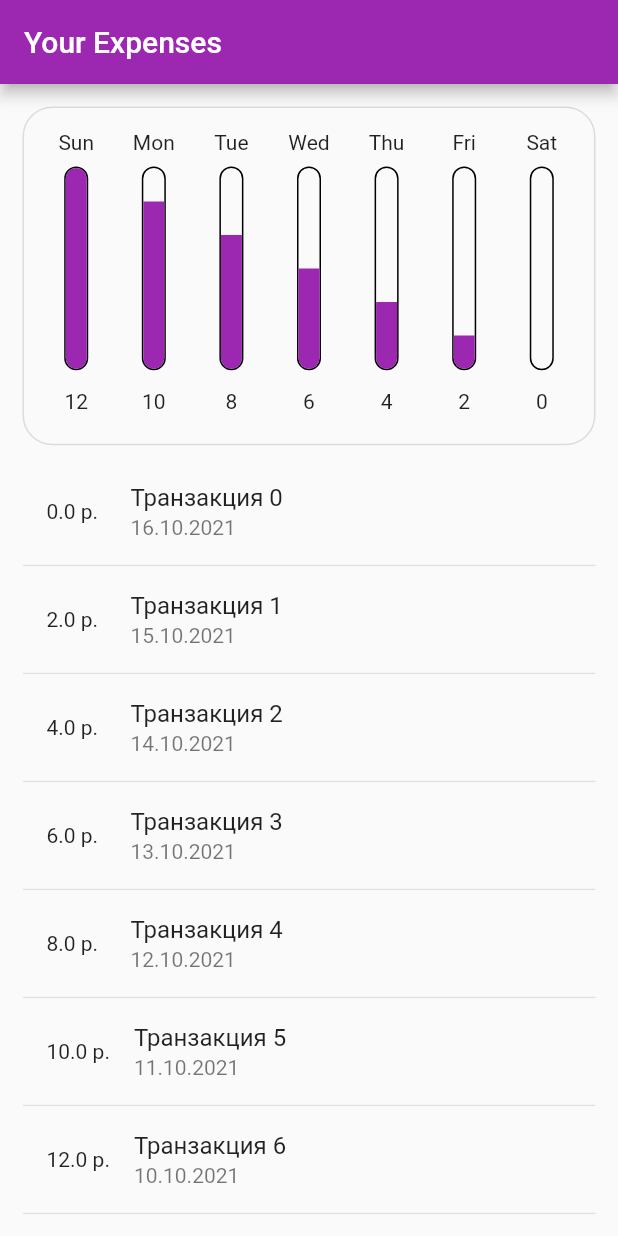
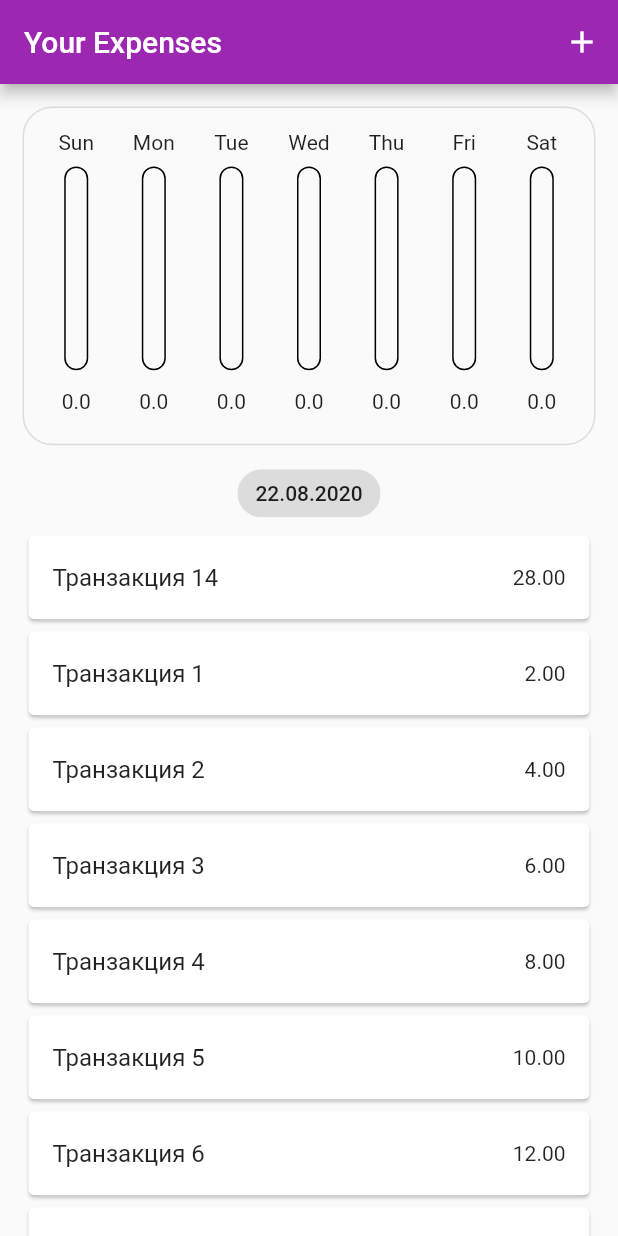
Before and after one commit to kardenvan7/MyExpensesPlanner, a Flutter app: the screen it shows after launch, on a phone screen of 412 x 824 dp. Run offline on Flutter 3.47's test engine with Material 2 defaults, Android fonts, the phone set to English and light mode, and no system bars; drawn by our look-alikes of grouped_list; our stand-ins replace easy_localization, flutter_bloc.

Commit message:
Довел до ума список транзакций, реализовал удаление транзакции (на фронте)

```diff
--- a/assets/translations/en.json
+++ b/assets/translations/en.json
@@ -1,3 +1,6 @@
 {
-  "main_appbar_title": "Your Expenses"
+  "main_appbar_title": "Your Expenses",
+  "add_transaction_title": "Add Transaction",
+  "title_input_label": "Title",
+  "amount_input_label": "Amount"
 }
--- a/assets/translations/ru.json
+++ b/assets/translations/ru.json
@@ -1,3 +1,6 @@
 {
-  "main_appbar_title": "Ваши расходы"
+  "main_appbar_title": "Ваши расходы",
+  "add_transaction_title": "Добавить транзакцию",
+  "title_input_label": "Название",
+  "amount_input_label": "Сумма"
 }
--- a/lib/cubit/last_week_transactions_cubit.dart
+++ b/lib/cubit/transactions_cubit.dart
@@ -8,23 +8,55 @@ class TransactionsCubit extends Cubit<TransactionsState> {
       : super(
           TransactionsState(
             type: TransactionsStateType.initial,
-            transactions: [],
           ),
         );
 
   final ITransactionsProvider transactionsProvider;
-  late List<Transaction> transactions;
+  final List<Transaction> _transactions = [];
 
-  double get fullAmount => transactions.fold(
+  List<Transaction> get transactions {
+    return [..._transactions];
+  }
+
+  List<Transaction> get sortedByDateTransactions {
+    final List<Transaction> sortedTransactions = transactions;
+
+    sortedTransactions
+        .sort((current, next) => current.date.compareTo(next.date));
+
+    return sortedTransactions.reversed.toList();
+  }
+
+  double get fullAmount => _transactions.fold(
       0, (previousValue, element) => element.amount + previousValue);
 
   Future<void> fetchLastTransactions() async {
-    transactions = await transactionsProvider.getLastTransactions();
+    _transactions.addAll(await transactionsProvider.getLastTransactions());
 
     emit(
       TransactionsState(
         type: TransactionsStateType.loaded,
-        transactions: transactions,
+      ),
+    );
+  }
+
+  Future<void> addTransaction(Transaction transaction) async {
+    await Future.microtask(() => _transactions.add(transaction));
+
+    emit(
+      TransactionsState(
+        type: TransactionsStateType.loaded,
+      ),
+    );
+  }
+
+  Future<void> deleteTransaction(String id) async {
+    await Future.microtask(
+        () => _transactions.removeWhere((transaction) => transaction.id == id));
+
+    emit(
+      TransactionsState(
+        type: TransactionsStateType.loaded,
       ),
     );
   }
@@ -37,17 +69,16 @@ class TransactionsCubit extends Cubit<TransactionsState> {
       now.day,
     ).subtract(const Duration(days: 6));
 
-    return transactions.where((element) {
+    return _transactions.where((element) {
       return element.date > weekBefore;
     }).toList();
   }
 }
 
 class TransactionsState {
-  final List<Transaction> transactions;
   final TransactionsStateType type;
 
-  TransactionsState({required this.type, required this.transactions});
+  TransactionsState({required this.type});
 }
 
 enum TransactionsStateType { initial, loaded }
--- a/lib/main.dart
+++ b/lib/main.dart
@@ -1,11 +1,17 @@
 import 'package:easy_localization/easy_localization.dart';
 import 'package:flutter/material.dart';
+import 'package:flutter/services.dart';
+import 'package:flutter_bloc/flutter_bloc.dart';
+import 'package:my_expenses_planner/cubit/transactions_cubit.dart';
 import 'package:my_expenses_planner/languages/config.dart';
+import 'package:my_expenses_planner/providers/transactions/mock_transactions_provider.dart';
+import 'package:my_expenses_planner/routes/add_transaction/add_transaction_screen.dart';
 import 'package:my_expenses_planner/routes/main/main_screen.dart';
 
 void main() async {
   WidgetsFlutterBinding.ensureInitialized();
   await EasyLocalization.ensureInitialized();
+  SystemChrome.setPreferredOrientations([DeviceOrientation.portraitUp]);
 
   runApp(
     const ConfiguredEasyLocalization(
@@ -19,17 +25,32 @@ class MyExpensesPlanner extends StatelessWidget {
 
   @override
   Widget build(BuildContext context) {
-    return MaterialApp(
+    return BlocProvider<TransactionsCubit>(
+      create: (BuildContext context) => TransactionsCubit(
+        transactionsProvider: MockTransactionsProvider(),
+      ), // TODO: getIt
+      child: MaterialApp(
         localizationsDelegates: context.localizationDelegates,
         supportedLocales: context.supportedLocales,
         locale: context.locale,
-      home: MainScreen(),
+        home: const MainScreen(),
         routes: {
-        MainScreen.routeName: (BuildContext context) => MainScreen(),
+          MainScreen.routeName: (BuildContext context) => const MainScreen(),
+          AddTransactionScreen.routeName: (BuildContext context) =>
+              const AddTransactionScreen(),
         },
         theme: ThemeData(
           colorScheme: Theme.of(context).colorScheme.copyWith(
                 primary: Colors.purple,
+                secondary: Colors.orangeAccent,
+              ),
+          buttonTheme: Theme.of(context).buttonTheme.copyWith(
+                colorScheme:
+                    Theme.of(context).buttonTheme.colorScheme!.copyWith(
+                          primary: Colors.orangeAccent,
+                        ),
+                buttonColor: Colors.orangeAccent,
+              ),
         ),
       ),
     );
--- a/lib/models/transaction.dart
+++ b/lib/models/transaction.dart
@@ -1,9 +1,11 @@
 class Transaction {
+  final String id;
   final DateTime date;
   final String title;
   final double amount;
 
   Transaction({
+    required this.id,
     required this.amount,
     required this.title,
     required this.date,
--- a/lib/providers/transactions/mock_transactions_provider.dart
+++ b/lib/providers/transactions/mock_transactions_provider.dart
@@ -1,3 +1,5 @@
+import 'dart:math';
+
 import 'package:my_expenses_planner/models/transaction.dart';
 import 'package:my_expenses_planner/providers/transactions/transactions_provider.dart';
 
@@ -10,11 +12,12 @@ class MockTransactionsProvider implements ITransactionsProvider {
     return List.generate(
       limit,
       (index) => Transaction(
+        id: DateTime.now().microsecondsSinceEpoch.toString(),
         amount: index * 2,
         title: 'Транзакция $index',
         date: DateTime.now().subtract(
           Duration(
-            days: index,
+            days: Random().nextInt(1000),
           ),
         ),
       ),
@@ -28,6 +31,7 @@ class MockTransactionsProvider implements ITransactionsProvider {
     return List.generate(
       7,
       (index) => Transaction(
+        id: DateTime.now().microsecondsSinceEpoch.toString(),
         amount: index * 50,
         title: 'Транзакция $index',
         date: DateTime.now().subtract(
--- a/lib/routes/main/components/app_bar.dart
+++ b/lib/routes/main/components/app_bar.dart
@@ -1,5 +1,6 @@
 import 'package:easy_localization/easy_localization.dart';
 import 'package:flutter/material.dart';
+import 'package:my_expenses_planner/routes/add_transaction/add_transaction_screen.dart';
 
 class MainScreenAppBar extends StatelessWidget implements PreferredSizeWidget {
   const MainScreenAppBar({Key? key}) : super(key: key);
@@ -11,6 +12,16 @@ class MainScreenAppBar extends StatelessWidget implements PreferredSizeWidget {
   Widget build(BuildContext context) {
     return AppBar(
       title: const Text('main_appbar_title').tr(),
+      actions: [
+        IconButton(
+          onPressed: () {
+            Navigator.pushNamed(context, AddTransactionScreen.routeName);
+          },
+          icon: Icon(
+            Icons.add,
+          ),
+        ),
+      ],
     );
   }
 }
--- a/lib/routes/main/components/last_week_transactions.dart
+++ b/lib/routes/main/components/last_week_transactions.dart
@@ -51,7 +51,6 @@ class LastWeekTransactions extends StatelessWidget {
               ),
             );
 
-              print(max);
             return OneDayTransactionsColumn(
               transactions: lastWeekTransactions
                   .where((element) => element.date.day == date.day)
@@ -61,6 +60,7 @@ class LastWeekTransactions extends StatelessWidget {
             );
           },
         ).reversed.toList(),
-        ));
+      ),
+    );
   }
 }
--- a/lib/routes/main/components/one_day_transactions_column.dart
+++ b/lib/routes/main/components/one_day_transactions_column.dart
@@ -13,10 +13,9 @@ class OneDayTransactionsColumn extends StatelessWidget {
   final String title;
   final double maxAmount;
 
-  int get amount {
-    return transactions
-        .fold(0, (previousValue, element) => element.amount)
-        .toInt();
+  double get amount {
+    return transactions.fold(
+        0, (previousValue, element) => element.amount + previousValue);
   }
 
   @override
@@ -60,7 +59,7 @@ class OneDayTransactionsColumn extends StatelessWidget {
             child: Padding(
               padding: const EdgeInsets.all(5.0),
               child: Text(
-                '$amount',
+                amount.toStringAsFixed(1),
                 softWrap: true,
               ),
             ),
--- a/lib/routes/main/components/transactions_list.dart
+++ b/lib/routes/main/components/transactions_list.dart
@@ -1,6 +1,9 @@
+import 'package:easy_localization/easy_localization.dart';
 import 'package:flutter/material.dart';
+import 'package:flutter_bloc/flutter_bloc.dart';
+import 'package:grouped_list/grouped_list.dart';
+import 'package:my_expenses_planner/cubit/transactions_cubit.dart';
 import 'package:my_expenses_planner/models/transaction.dart';
-import 'package:my_expenses_planner/routes/main/components/transactions_list_item.dart';
 
 class TransactionsList extends StatelessWidget {
   const TransactionsList({required this.transactions, Key? key})
@@ -10,30 +13,71 @@ class TransactionsList extends StatelessWidget {
 
   @override
   Widget build(BuildContext context) {
-    return SingleChildScrollView(
-      child: Column(
-        children: transactions
-            .map(
-              (transaction) => Column(
-                children: [
-                  TransactionsListItem(transaction: transaction),
-                  const Divider(
-                    height: 0,
-                  ),
-                ],
-              ),
-            )
-            .toList(),
+    return GroupedListView(
+      order: GroupedListOrder.DESC,
+      elements: transactions,
+      groupBy: (Transaction element) => DateTime(
+        element.date.year,
+        element.date.month,
+        element.date.day,
       ),
+      itemBuilder: (BuildContext context, Transaction transaction) {
+        return Dismissible(
+          key: ValueKey(transaction.id),
+          direction: DismissDirection.endToStart,
+          confirmDismiss: (DismissDirection direction) async {
+            return _onConfirmDismiss(
+              context: context,
+              direction: direction,
+              transaction: transaction,
+            );
+          },
+          onDismissed: (DismissDirection direction) {},
+          child: Card(
+            child: ListTile(
+              title: Text(transaction.title),
+              trailing: Text(transaction.amount.toStringAsFixed(2)),
+            ),
+          ),
+        );
+      },
+      groupHeaderBuilder: (Transaction transaction) {
+        return Chip(
+          label: Text(DateFormat('dd.MM.yyyy').format(transaction.date)),
+        );
+      },
+    );
+  }
+
+  Future<bool?> _onConfirmDismiss({
+    required BuildContext context,
+    required DismissDirection direction,
+    required Transaction transaction,
+  }) async {
+    return await showDialog(
+      context: context,
+      builder: (context) {
+        return AlertDialog(
+          title: Text('Are you sure you want to delete transaction?'),
+          actions: [
+            TextButton(
+              onPressed: () {
+                BlocProvider.of<TransactionsCubit>(context)
+                    .deleteTransaction(transaction.id);
+
+                Navigator.of(context).pop();
+              },
+              child: Text('Yes'),
+            ),
+            TextButton(
+              onPressed: () {
+                Navigator.of(context).pop();
+              },
+              child: Text('No'),
+            ),
+          ],
+        );
+      },
     );
   }
 }
-
-// TODO: check why performance drops
-// ListView.separated(
-// shrinkWrap: true,
-// itemBuilder: (context, index) =>
-//     TransactionsListItem(transaction: transactions[index]),
-// separatorBuilder: (context, index) => const Divider(height: 0),
-// itemCount: transactions.length,
-// )
--- a/lib/routes/main/main_screen.dart
+++ b/lib/routes/main/main_screen.dart
@@ -1,8 +1,7 @@
 import 'package:flutter/material.dart';
 import 'package:flutter/scheduler.dart';
 import 'package:flutter_bloc/flutter_bloc.dart';
-import 'package:my_expenses_planner/cubit/last_week_transactions_cubit.dart';
-import 'package:my_expenses_planner/providers/transactions/mock_transactions_provider.dart';
+import 'package:my_expenses_planner/cubit/transactions_cubit.dart';
 import 'package:my_expenses_planner/routes/main/components/app_bar.dart';
 import 'package:my_expenses_planner/routes/main/components/last_week_transactions.dart';
 import 'package:my_expenses_planner/routes/main/components/transactions_list.dart';
@@ -16,11 +15,7 @@ class MainScreen extends StatelessWidget {
   Widget build(BuildContext context) {
     final Size size = MediaQuery.of(context).size;
 
-    return BlocProvider<TransactionsCubit>(
-      create: (BuildContext context) => TransactionsCubit(
-        transactionsProvider: MockTransactionsProvider(),
-      ), // TODO: getIt
-      child: Scaffold(
+    return Scaffold(
       appBar: const MainScreenAppBar(),
       body: SafeArea(
         child: BlocBuilder<TransactionsCubit, TransactionsState>(
@@ -60,7 +55,7 @@ class MainScreen extends StatelessWidget {
                         child: Padding(
                           padding: const EdgeInsets.only(top: 8.0),
                           child: TransactionsList(
-                              transactions: state.transactions,
+                            transactions: cubit.sortedByDateTransactions,
                           ),
                         ),
                       ),
@@ -71,7 +66,6 @@ class MainScreen extends StatelessWidget {
           },
         ),
       ),
-      ),
     );
   }
 }
--- a/pubspec.yaml
+++ b/pubspec.yaml
@@ -32,6 +32,7 @@ dependencies:
   easy_localization: ^3.0.0
   flutter_bloc: ^7.3.0
   intl: ^0.17.0
+  grouped_list: ^4.1.0
 
 
 
```
Also changed, not shown: lib/routes/add_transaction/add_transaction_screen.dart (added, +135 -0 lines), pubspec.lock. Lines whose indentation alone changed are shown as unchanged.
